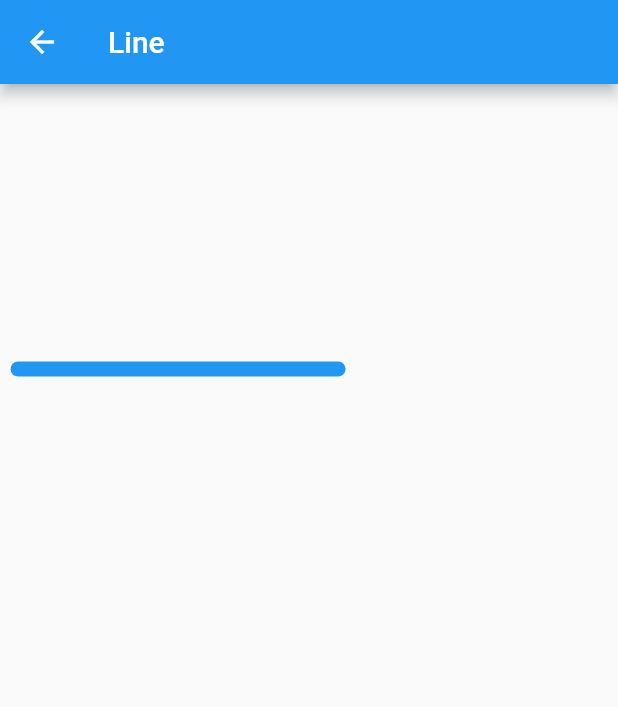
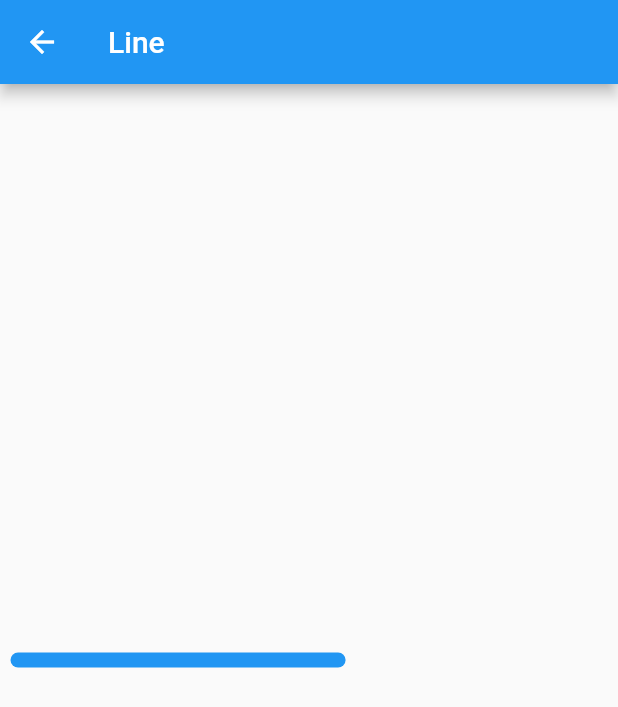
Before and after one commit to kwmt/flutter_canvas_animation_sample, a Flutter app: the screen it shows after launch, after a tap on "Line", on a phone screen of 412 x 824 dp. Shown: the top 707 px of the screen. Run offline on Flutter 3.47's test engine with Material 2 defaults, Android fonts, the phone set to English and light mode, and no system bars.

Commit message:
サイズに対して真ん中に線を引くように変更

```diff
--- a/lib/line/line_painter.dart
+++ b/lib/line/line_painter.dart
@@ -15,7 +15,8 @@ class LinePainter extends CustomPainter {
 
   @override
   void paint(Canvas canvas, Size size) {
-    canvas.drawLine(Offset(0, 0), Offset(size.width * _fraction, 0), _paint);
+    canvas.drawLine(
+        Offset(0, size.height / 2), Offset(size.width * _fraction, size.height / 2), _paint);
   }
 
   @override
```
